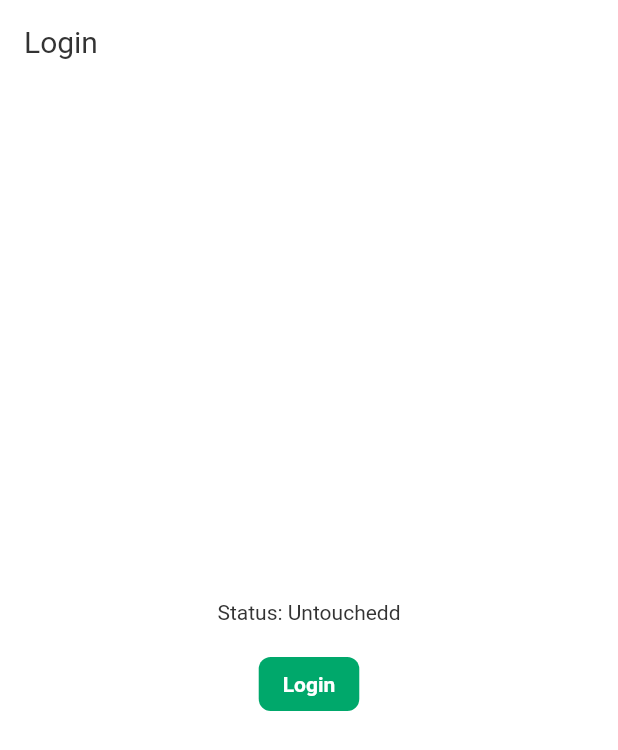
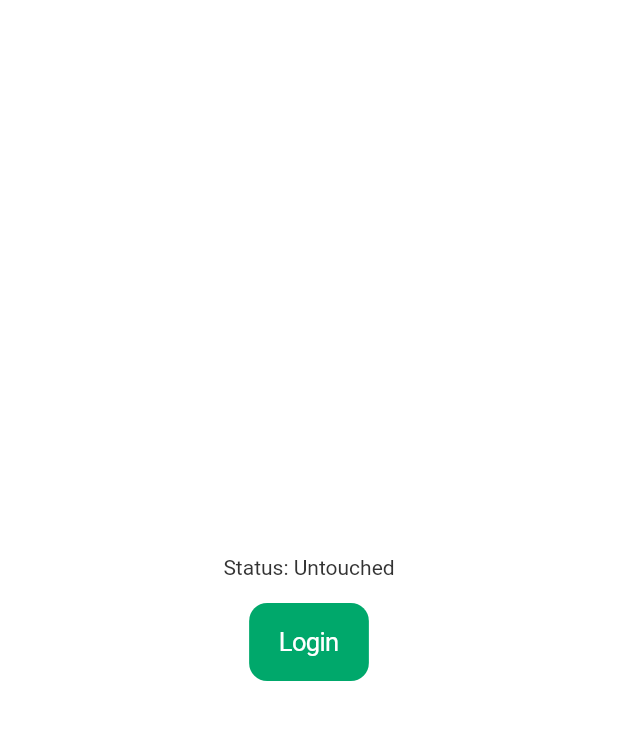
Before and after one commit to TuneDropLab/nuance, a Flutter app: the screen it shows after launch, on a phone screen of 412 x 824 dp. Shown: the top 750 px of the screen. Run offline on Flutter 3.47's test engine with Material 2 defaults, Android fonts, the phone set to English and light mode, and no system bars; our stand-ins replace flutter_riverpod, flutter_secure_storage, get, rive; missing offline and left inert: flutter_web_auth.

Commit message:
login screen using cupertino

```diff
--- a/lib/screens/auth/login_screen.dart
+++ b/lib/screens/auth/login_screen.dart
@@ -1,19 +1,23 @@
 import 'dart:developer';
-
+import 'package:flutter/cupertino.dart';
 import 'package:flutter/material.dart';
 import 'package:flutter/services.dart';
 import 'package:flutter_web_auth/flutter_web_auth.dart';
+import 'package:get/get.dart';
+import 'package:nuance/providers/auth_provider.dart';
+import 'package:nuance/screens/home_screen.dart';
 import 'package:nuance/utils/constants.dart';
+import 'package:flutter_riverpod/flutter_riverpod.dart';
 
-class LoginScreen extends StatefulWidget {
+class LoginScreen extends ConsumerStatefulWidget {
   static const routeName = '/';
   const LoginScreen({super.key});
 
   @override
-  State<LoginScreen> createState() => _LoginScreenState();
+  _LoginScreenState createState() => _LoginScreenState();
 }
 
-class _LoginScreenState extends State<LoginScreen> {
+class _LoginScreenState extends ConsumerState<LoginScreen> {
   late String _status;
 
   Future<void> _authenticate() async {
@@ -35,11 +39,20 @@ class _LoginScreenState extends State<LoginScreen> {
 
       log("Session data: $sessionData");
 
-      // Handle the redirect URI and extract user data
-      // final userAccessToken =
-      //     Uri.parse(result).fragment; // Use fragment instead of queryParameters
-      final userAccessToken = Uri.parse(result).queryParameters['code'];
-      log("USER ACCESS TOKEN: $userAccessToken");
+      if (sessionData != null) {
+        final authService = ref.read(authServiceProvider);
+        await authService.loginWithSpotify(sessionData);
+
+        setState(() {
+          _status = 'Authenticated';
+          Get.to(
+            const HomeScreen(),
+            transition: Transition.zoom,
+          );
+        });
+      }
+
+      // Navigate to the next screen or update UI state
     } on PlatformException catch (e) {
       setState(() {
         log("ERROR MESSAGE: ${e.message}");
@@ -51,22 +64,22 @@ class _LoginScreenState extends State<LoginScreen> {
   @override
   void initState() {
     super.initState();
-    _status = "Untouchedd";
+    _status = "Untouched";
   }
 
   @override
   Widget build(BuildContext context) {
     return Scaffold(
-      appBar: AppBar(
-        title: const Text('Login'),
-      ),
+      // appBar: AppBar(
+      //   title: const Text('Login'),
+      // ),
       body: Center(
         child: Column(
           mainAxisAlignment: MainAxisAlignment.center,
           children: [
             Text('Status: $_status'),
             const SizedBox(height: 16),
-            ElevatedButton(
+            CupertinoButton.filled(
               onPressed: _authenticate,
               child: const Text('Login'),
             ),
```
